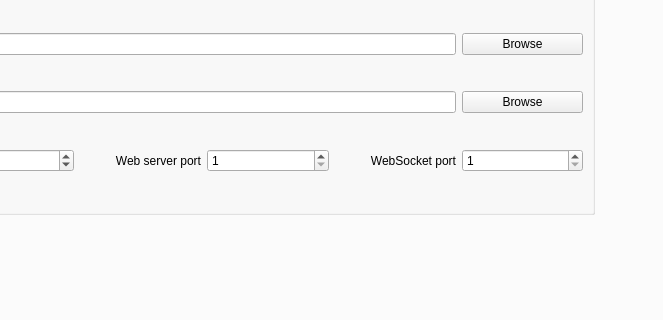
This is src/settings.ui in jcfain/XTPlayer as Qt 5 draws it before an edit; both pictures show x 209 to 872 and y 113 to 433 of the 1243 by 638 pixel window. The edited form follows.
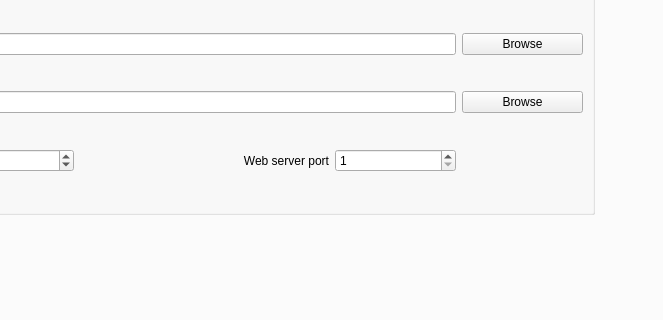
This is the edited form. The open tabs and pages were chosen to show the change. Icons and pictures are not drawn.

Commit message: Change websocket to pick its own port.

```diff
--- a/src/settings.ui
+++ b/src/settings.ui
@@ -854,16 +854,6 @@
         <string>XTP web options</string>
        </property>
        <layout class="QGridLayout" name="gridLayout_6">
-        <item row="3" column="2">
-         <widget class="QLabel" name="label_4">
-          <property name="text">
-           <string>Web server port</string>
-          </property>
-          <property name="alignment">
-           <set>Qt::AlignRight|Qt::AlignTrailing|Qt::AlignVCenter</set>
-          </property>
-         </widget>
-        </item>
         <item row="0" column="0">
          <widget class="QLabel" name="httpRootLabel">
           <property name="text">
@@ -926,16 +916,6 @@
           </property>
          </widget>
         </item>
-        <item row="3" column="3">
-         <widget class="QSpinBox" name="httpPortSpinBox">
-          <property name="minimum">
-           <number>1</number>
-          </property>
-          <property name="maximum">
-           <number>65535</number>
-          </property>
-         </widget>
-        </item>
         <item row="2" column="5">
          <widget class="QPushButton" name="browseVRLibraryButton">
           <property name="text">
@@ -950,24 +930,18 @@
           </property>
          </widget>
         </item>
+        <item row="3" column="3">
+         <widget class="QLabel" name="label_4">
+          <property name="text">
+           <string>Web server port</string>
+          </property>
+          <property name="alignment">
+           <set>Qt::AlignRight|Qt::AlignTrailing|Qt::AlignVCenter</set>
+          </property>
+         </widget>
+        </item>
         <item row="3" column="4">
-         <widget class="QLabel" name="label_8">
-          <property name="toolTip">
-           <string>This is the port the web site will recieve push notifications on.</string>
-          </property>
-          <property name="text">
-           <string>WebSocket port</string>
-          </property>
-          <property name="alignment">
-           <set>Qt::AlignRight|Qt::AlignTrailing|Qt::AlignVCenter</set>
-          </property>
-         </widget>
-        </item>
-        <item row="3" column="5">
-         <widget class="QSpinBox" name="webSocketPortSpinBox">
-          <property name="toolTip">
-           <string>This is the port the web site will recieve push notifications on.</string>
-          </property>
+         <widget class="QSpinBox" name="httpPortSpinBox">
           <property name="minimum">
            <number>1</number>
           </property>
```
Left out of the diff: 4 changed lines with no effect on the pictures. The commit also changes 8 other files.
